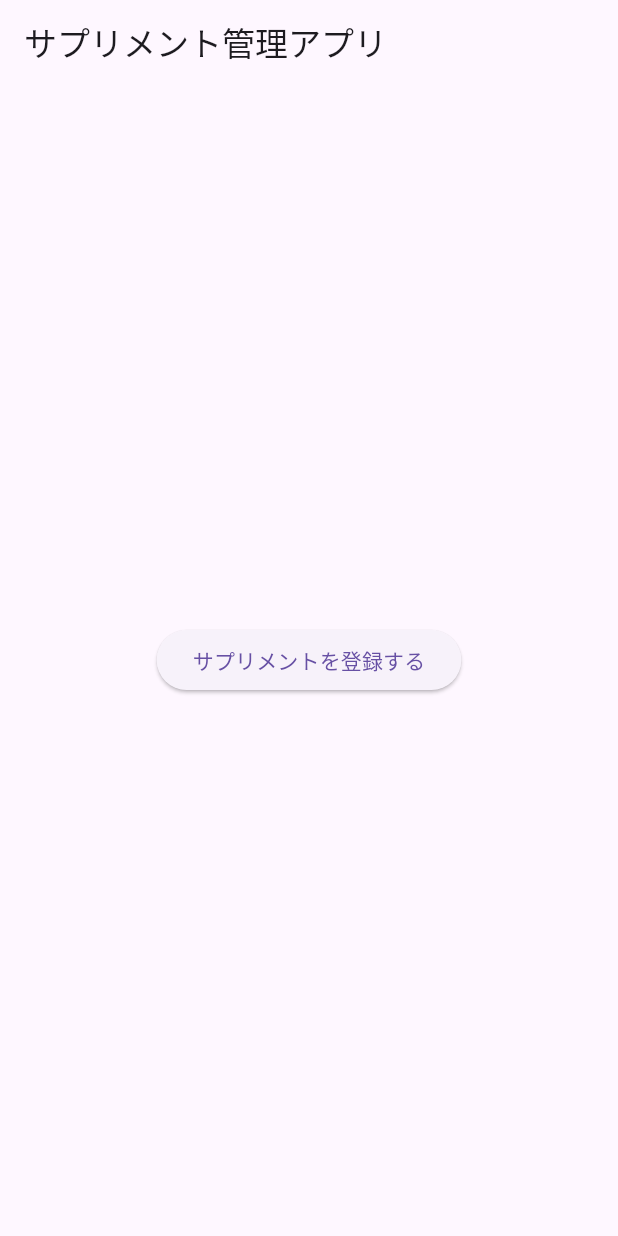
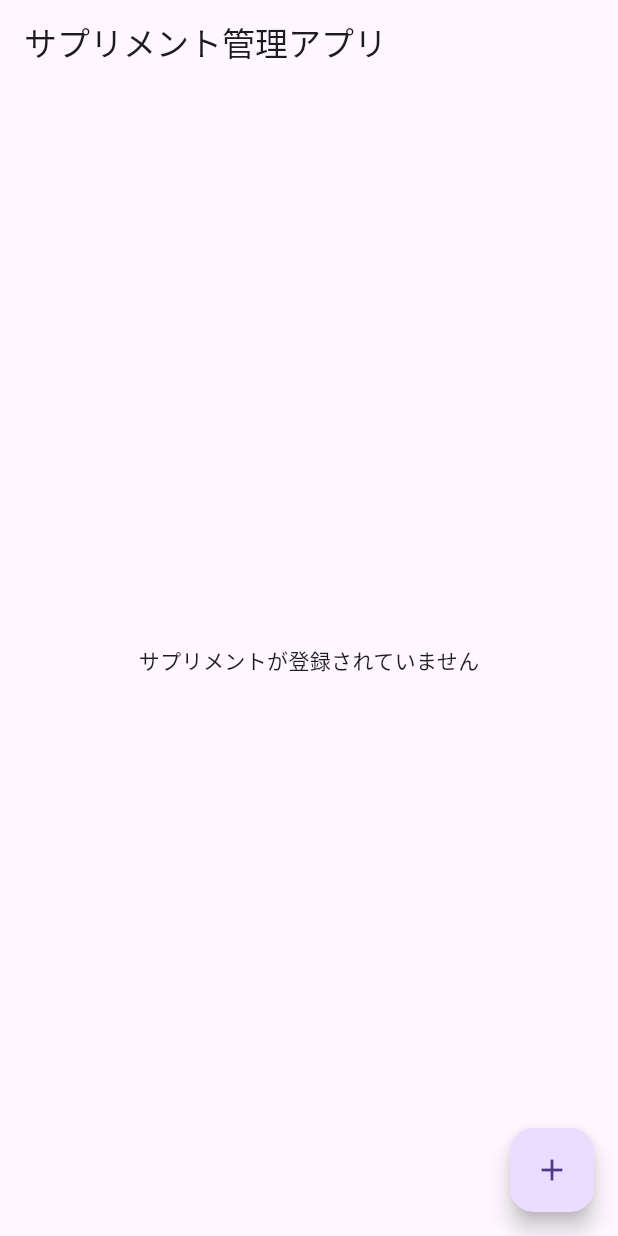
Before and after one commit to gusiken0604/supplement_manager, a Flutter app: the screen it shows after launch, on a phone screen of 412 x 824 dp. Run offline on Flutter 3.47's test engine with Material 3 defaults, Android fonts, the phone set to English and light mode, and no system bars.

Commit message:
サプリメントリスト登録

```diff
--- a/lib/main.dart
+++ b/lib/main.dart
@@ -1,5 +1,6 @@
 import 'package:flutter/material.dart';
-import 'screens/add_supplement.dart'; // インポート文を追加
+import 'screens/add_supplement.dart';
+import 'models/supplement.dart';
 
 void main() {
   runApp(MyApp());
@@ -18,38 +19,50 @@ class MyApp extends StatelessWidget {
   }
 }
 
-class AddSupplementScreen extends StatelessWidget {
+class MyHomePage extends StatefulWidget {
   @override
-  Widget build(BuildContext context) {
-    return Scaffold(
-      appBar: AppBar(
-        title: Text('サプリメント登録'),
-      ),
-      body: Center(
-        child: Text('サプリメント登録画面'),
-      ),
-    );
-  }
+  _MyHomePageState createState() => _MyHomePageState();
 }
 
-class MyHomePage extends StatelessWidget {
+class _MyHomePageState extends State<MyHomePage> {
+  // サプリメント情報を保持するリスト
+  List<Supplement> supplements = [];
+
   @override
   Widget build(BuildContext context) {
     return Scaffold(
       appBar: AppBar(
         title: Text('サプリメント管理アプリ'),
       ),
-      body: Center(
-        child: ElevatedButton(
+      body: supplements.isEmpty
+          ? Center(
+              child: Text('サプリメントが登録されていません'),
+            )
+          : ListView.builder(
+              itemCount: supplements.length,
+              itemBuilder: (context, index) {
+                final supplement = supplements[index];
+                return ListTile(
+                  title: Text(supplement.name),
+                  subtitle: Text(
+                      'カテゴリー: ${supplement.category}, 形状: ${supplement.form}'),
+                );
+              },
+            ),
+      floatingActionButton: FloatingActionButton(
         onPressed: () async {
+          // サプリメント登録画面へ遷移し、登録されたサプリメント情報を受け取る
           final newSupplement = await Navigator.push(
             context,
             MaterialPageRoute(builder: (context) => AddSupplementScreen()),
           );
-            // 新しいサプリメント情報をリストに追加する処理を実装
+          if (newSupplement != null && newSupplement is Supplement) {
+            setState(() {
+              supplements.add(newSupplement);
+            });
+          }
         },
-          child: Text('サプリメントを登録する'),
-        ),
+        child: Icon(Icons.add),
       ),
     );
   }
--- a/lib/screens/add_supplement.dart
+++ b/lib/screens/add_supplement.dart
@@ -91,7 +91,6 @@ class _AddSupplementScreenState extends State<AddSupplementScreen> {
                       dose: dose,
                       dailyIntake: dailyIntake,
                     );
-                    // 登録したデータを保存する処理を追加
                     Navigator.pop(context, newSupplement);
                   }
                 },
```
Lines whose indentation alone changed are shown as unchanged.
